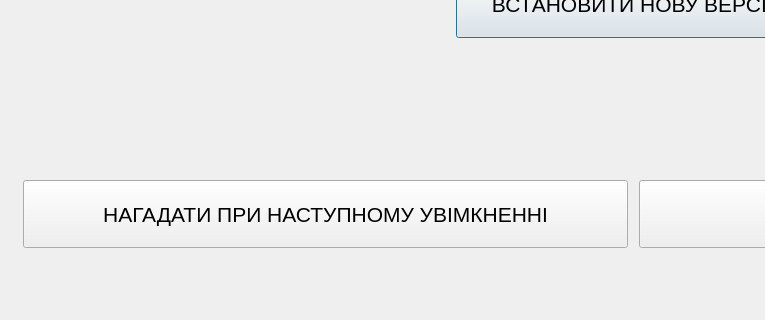
First picture: the form in Client/UpdateDialog/dialog.ui, repository Pylyp-Roboneers/Update, before the edit; both pictures show x 0 to 765 and y 480 to 800 of the 1280 by 800 pixel window.
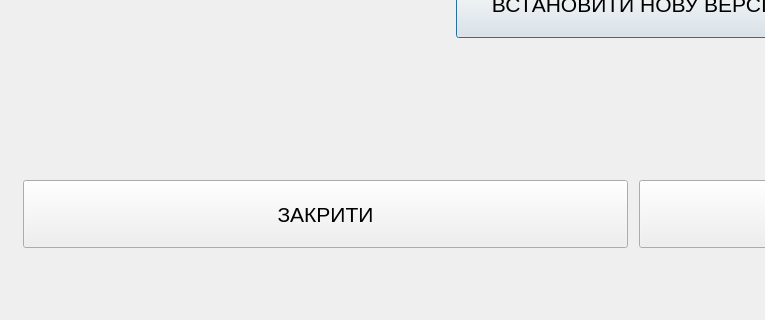
Second picture: the form after the edit. Icons and pictures are not drawn.

Commit message: Dialog corrections (in progress)

Diff of the .ui file:
```diff
--- a/Client/UpdateDialog/dialog.ui
+++ b/Client/UpdateDialog/dialog.ui
@@ -46,7 +46,8 @@
     </font>
    </property>
    <property name="text">
-    <string>НАГАДАТИ ПРИ НАСТУПНОМУ УВІМКНЕННІ</string>
+    <!-- <string>НАГАДАТИ ПРИ НАСТУПНОМУ УВІМКНЕННІ</string> -->
+    <string>ЗАКРИТИ</string>
    </property>
   </widget>
   <widget class="QPushButton" name="pushButton_3">
```
Left out of the diff: 44 changed lines with no effect on the pictures. The commit also changes 5 other files.
